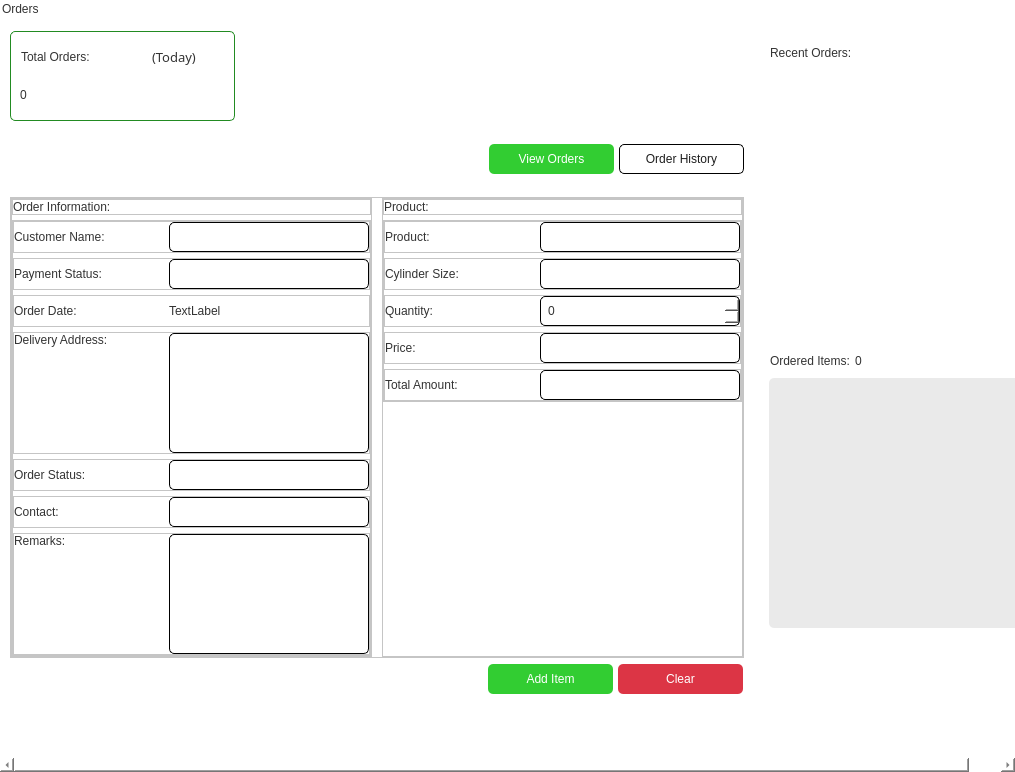
Kazu0210/Inventory-System, file app/src/ui/final_ui/orders_page.ui: the form before one commit.
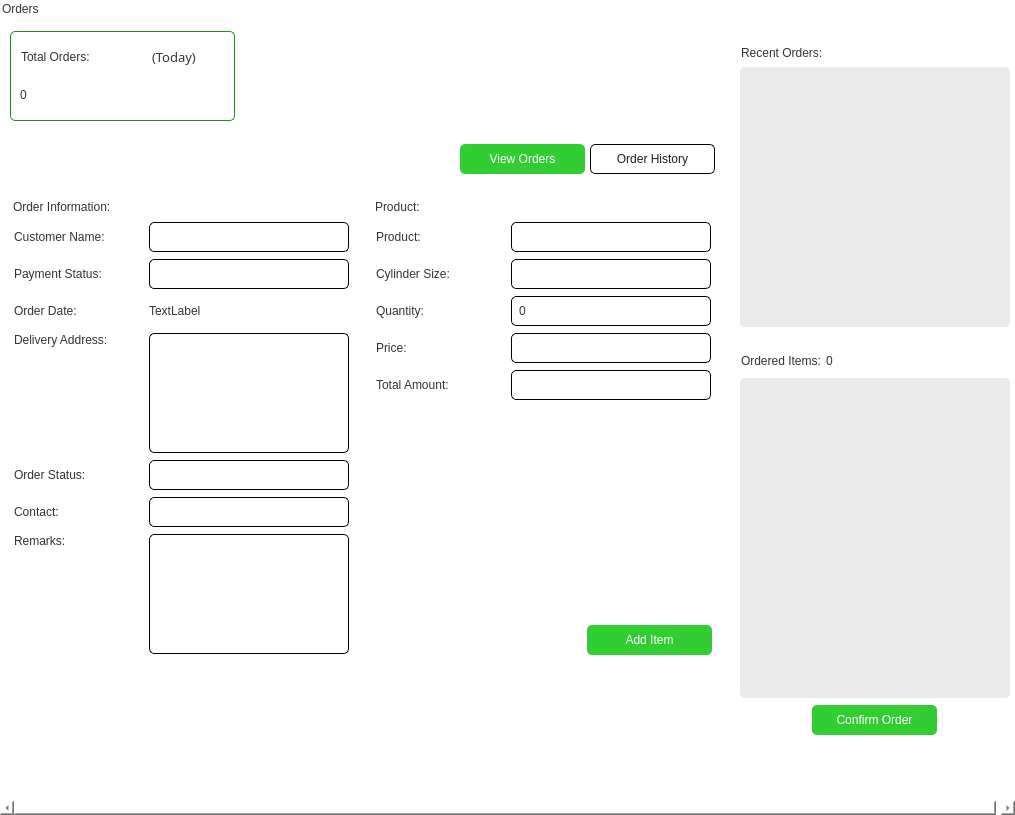
The form after the commit.

Commit message: order complete function; done

Diff of the .ui file:
```diff
--- a/app/src/ui/final_ui/orders_page.ui
+++ b/app/src/ui/final_ui/orders_page.ui
@@ -7,7 +7,7 @@
     <x>0</x>
     <y>0</y>
     <width>1015</width>
-    <height>772</height>
+    <height>815</height>
    </rect>
   </property>
   <property name="windowTitle">
@@ -81,10 +81,10 @@
      <widget class="QWidget" name="scrollAreaWidgetContents">
       <property name="geometry">
        <rect>
-        <x>-19</x>
+        <x>0</x>
         <y>0</y>
-        <width>1054</width>
-        <height>755</height>
+        <width>1020</width>
+        <height>798</height>
        </rect>
       </property>
       <layout class="QHBoxLayout" name="horizontalLayout_17">
@@ -375,10 +375,7 @@
           <item>
            <widget class="QFrame" name="frame_18">
             <property name="styleSheet">
-             <string notr="true">#frame_18{
-background-color: #fff;
-border-radius: 5px;
-}</string>
+             <string notr="true"/>
             </property>
             <property name="frameShape">
              <enum>QFrame::StyledPanel</enum>
@@ -391,21 +388,21 @@
               <number>5</number>
              </property>
              <property name="leftMargin">
-              <number>9</number>
+              <number>0</number>
              </property>
              <property name="topMargin">
-              <number>9</number>
+              <number>0</number>
              </property>
              <property name="rightMargin">
-              <number>9</number>
+              <number>0</number>
              </property>
              <property name="bottomMargin">
-              <number>9</number>
+              <number>0</number>
              </property>
              <item alignment="Qt::AlignTop">
               <widget class="QFrame" name="frame_10">
                <property name="styleSheet">
-                <string notr="true">background-color: #fff</string>
+                <string notr="true"/>
                </property>
                <property name="frameShape">
                 <enum>QFrame::StyledPanel</enum>
@@ -431,6 +428,12 @@
                 </property>
                 <item>
                  <widget class="QFrame" name="frame_29">
+                  <property name="styleSheet">
+                   <string notr="true">#frame_29{
+background-color: #fff;
+border-radius: 5px;
+}</string>
+                  </property>
                   <property name="frameShape">
                    <enum>QFrame::StyledPanel</enum>
                   </property>
@@ -442,16 +445,16 @@
                     <number>5</number>
                    </property>
                    <property name="leftMargin">
-                    <number>0</number>
+                    <number>9</number>
                    </property>
                    <property name="topMargin">
-                    <number>0</number>
+                    <number>9</number>
                    </property>
                    <property name="rightMargin">
-                    <number>0</number>
+                    <number>9</number>
                    </property>
                    <property name="bottomMargin">
-                    <number>0</number>
+                    <number>9</number>
                    </property>
                    <item alignment="Qt::AlignTop">
                     <widget class="QFrame" name="frame_30">
@@ -543,13 +546,13 @@
                           <widget class="QLabel" name="label_2">
                            <property name="minimumSize">
                             <size>
-                             <width>150</width>
+                             <width>130</width>
                              <height>0</height>
                             </size>
                            </property>
                            <property name="maximumSize">
                             <size>
-                             <width>150</width>
+                             <width>130</width>
                              <height>16777215</height>
                             </size>
                            </property>
@@ -610,13 +613,13 @@
                           <widget class="QLabel" name="label_7">
                            <property name="minimumSize">
                             <size>
-                             <width>150</width>
+                             <width>130</width>
                              <height>0</height>
                             </size>
                            </property>
                            <property name="maximumSize">
                             <size>
-                             <width>150</width>
+                             <width>130</width>
                              <height>16777215</height>
                             </size>
                            </property>
@@ -677,13 +680,13 @@
                           <widget class="QLabel" name="label_3">
                            <property name="minimumSize">
                             <size>
-                             <width>150</width>
+                             <width>130</width>
                              <height>0</height>
                             </size>
                            </property>
                            <property name="maximumSize">
                             <size>
-                             <width>150</width>
+                             <width>130</width>
                              <height>16777215</height>
                             </size>
                            </property>
@@ -743,6 +746,18 @@
                          </property>
                          <item alignment="Qt::AlignTop">
                           <widget class="QLabel" name="label_17">
+                           <property name="minimumSize">
+                            <size>
+                             <width>130</width>
+                             <height>0</height>
+                            </size>
+                           </property>
+                           <property name="maximumSize">
+                            <size>
+                             <width>130</width>
+                             <height>16777215</height>
+                            </size>
+                           </property>
                            <property name="styleSheet">
                             <string notr="true">font: 63 10pt &quot;Noto Sans SemiBold&quot;;</string>
                            </property>
@@ -798,13 +813,13 @@
                           <widget class="QLabel" name="label_8">
                            <property name="minimumSize">
                             <size>
-                             <width>150</width>
+                             <width>130</width>
                              <height>0</height>
                             </size>
                            </property>
                            <property name="maximumSize">
                             <size>
-                             <width>150</width>
+                             <width>130</width>
                              <height>16777215</height>
                             </size>
                            </property>
@@ -863,13 +878,13 @@
                           <widget class="QLabel" name="label_12">
                            <property name="minimumSize">
                             <size>
-                             <width>150</width>
+                             <width>130</width>
                              <height>0</height>
                             </size>
                            </property>
                            <property name="maximumSize">
                             <size>
-                             <width>150</width>
+                             <width>130</width>
                              <height>16777215</height>
                             </size>
                            </property>
@@ -930,13 +945,13 @@
                           <widget class="QLabel" name="label_10">
                            <property name="minimumSize">
                             <size>
-                             <width>150</width>
+                             <width>130</width>
                              <height>0</height>
                             </size>
                            </property>
                            <property name="maximumSize">
                             <size>
-                             <width>150</width>
+                             <width>130</width>
                              <height>16777215</height>
                             </size>
                            </property>
@@ -973,24 +988,14 @@
                   </layout>
                  </widget>
                 </item>
-                <item>
-                 <spacer name="horizontalSpacer_2">
-                  <property name="orientation">
-                   <enum>Qt::Horizontal</enum>
-                  </property>
-                  <property name="sizeType">
-                   <enum>QSizePolicy::Fixed</enum>
-                  </property>
-                  <property name="sizeHint" stdset="0">
-                   <size>
-                    <width>5</width>
-                    <height>20</height>
-                   </size>
-                  </property>
-                 </spacer>
-                </item>
                 <item>
                  <widget class="QFrame" name="frame_32">
+                  <property name="styleSheet">
+                   <string notr="true">#frame_32{
+background-color: #fff;
+border-radius: 5px;
+}</string>
+                  </property>
                   <property name="frameShape">
                    <enum>QFrame::StyledPanel</enum>
                   </property>
@@ -1002,16 +1007,16 @@
                     <number>5</number>
                    </property>
                    <property name="leftMargin">
-                    <number>0</number>
+                    <number>9</number>
                    </property>
                    <property name="topMargin">
-                    <number>0</number>
+                    <number>9</number>
                    </property>
                    <property name="rightMargin">
-                    <number>0</number>
+                    <number>9</number>
                    </property>
                    <property name="bottomMargin">
-                    <number>0</number>
+                    <number>9</number>
                    </property>
                    <item alignment="Qt::AlignTop">
                     <widget class="QFrame" name="frame_33">
@@ -1103,13 +1108,13 @@
                           <widget class="QLabel" name="label_4">
                            <property name="minimumSize">
                             <size>
-                             <width>150</width>
+                             <width>130</width>
                              <height>0</height>
                             </size>
                            </property>
                            <property name="maximumSize">
                             <size>
-                             <width>150</width>
+                             <width>130</width>
                              <height>16777215</height>
                             </size>
                            </property>
@@ -1166,9 +1171,15 @@
                          </property>
                          <item>
                           <widget class="QLabel" name="label_5">
+                           <property name="minimumSize">
+                            <size>
+                             <width>130</width>
+                             <height>0</height>
+                            </size>
+                           </property>
                            <property name="maximumSize">
                             <size>
-                             <width>150</width>
+                             <width>130</width>
                              <height>16777215</height>
                             </size>
                            </property>
@@ -1225,9 +1236,15 @@
                          </property>
                          <item>
                           <widget class="QLabel" name="label_6">
+                           <property name="minimumSize">
+                            <size>
+                             <width>130</width>
+                             <height>0</height>
+                            </size>
+                           </property>
                            <property name="maximumSize">
                             <size>
-                             <width>150</width>
+                             <width>130</width>
                              <height>16777215</height>
                             </size>
                            </property>
@@ -1286,13 +1303,13 @@
                           <widget class="QLabel" name="label_9">
                            <property name="minimumSize">
                             <size>
-                             <width>150</width>
+                             <width>130</width>
                              <height>0</height>
                             </size>
                            </property>
                            <property name="maximumSize">
                             <size>
-                             <width>150</width>
+                             <width>130</width>
                              <height>16777215</height>
                             </size>
                            </property>
@@ -1351,13 +1368,13 @@
                           <widget class="QLabel" name="label_11">
                            <property name="minimumSize">
                             <size>
-                             <width>150</width>
+                             <width>130</width>
                              <height>0</height>
                             </size>
                            </property>
                            <property name="maximumSize">
                             <size>
-                             <width>150</width>
+                             <width>130</width>
                              <height>16777215</height>
                             </size>
                            </property>
@@ -1404,6 +1421,62 @@
                      </property>
                     </spacer>
                    </item>
+                   <item alignment="Qt::AlignRight">
+                    <widget class="QFrame" name="frame_11">
+                     <property name="frameShape">
+                      <enum>QFrame::StyledPanel</enum>
+                     </property>
+                     <property name="frameShadow">
+                      <enum>QFrame::Raised</enum>
+                     </property>
+                     <layout class="QHBoxLayout" name="horizontalLayout_24">
+                      <property name="spacing">
+                       <number>5</number>
+                      </property>
+                      <property name="leftMargin">
+                       <number>0</number>
+                      </property>
+                      <property name="topMargin">
+                       <number>0</number>
+                      </property>
+                      <property name="rightMargin">
+                       <number>0</number>
+                      </property>
+                      <property name="bottomMargin">
+                       <number>0</number>
+                      </property>
+                      <item>
+                       <widget class="QPushButton" name="addItem_btn">
+                        <property name="minimumSize">
+                         <size>
+                          <width>125</width>
+                          <height>30</height>
+                         </size>
+                        </property>
+                        <property name="maximumSize">
+                         <size>
+                          <width>125</width>
+                          <height>30</height>
+                         </size>
+                        </property>
+                        <property name="cursor">
+                         <cursorShape>PointingHandCursor</cursorShape>
+                        </property>
+                        <property name="styleSheet">
+                         <string notr="true">background-color: #32CD32;
+font: 87 10pt &quot;Noto Sans Black&quot;;
+color: #fff;
+border: none;
+border-radius: 5px;</string>
+                        </property>
+                        <property name="text">
+                         <string>Add Item</string>
+                        </property>
+                       </widget>
+                      </item>
+                     </layout>
+                    </widget>
+                   </item>
                   </layout>
                  </widget>
                 </item>
@@ -1437,63 +1510,6 @@
                 <property name="bottomMargin">
                  <number>0</number>
                 </property>
-                <item>
-                 <widget class="QPushButton" name="addItem_btn">
-                  <property name="minimumSize">
-                   <size>
-                    <width>125</width>
-                    <height>30</height>
-                   </size>
-                  </property>
-                  <property name="maximumSize">
-                   <size>
-                    <width>125</width>
-                    <height>30</height>
-                   </size>
-                  </property>
-                  <property name="cursor">
-                   <cursorShape>PointingHandCursor</cursorShape>
-                  </property>
-                  <property name="styleSheet">
-                   <string notr="true">background-color: #32CD32;
-font: 87 10pt &quot;Noto Sans Black&quot;;
-color: #fff;
-border: none;
-border-radius: 5px;</string>
-                  </property>
-                  <property name="text">
-                   <string>Add Item</string>
-                  </property>
-                 </widget>
-                </item>
-                <item>
-                 <widget class="QPushButton" name="clear_pushButton">
-                  <property name="minimumSize">
-                   <size>
-                    <width>125</width>
-                    <height>30</height>
-                   </size>
-                  </property>
-                  <property name="maximumSize">
-                   <size>
-                    <width>125</width>
-                    <height>30</height>
-                   </size>
-                  </property>
-                  <property name="cursor">
-                   <cursorShape>PointingHandCursor</cursorShape>
-                  </property>
-                  <property name="styleSheet">
-                   <string notr="true">background-color: #DC3545;
-font: 87 12pt &quot;Noto Sans Black&quot;;
-color: #fff;
-border-radius: 5px;</string>
-                  </property>
-                  <property name="text">
-                   <string>Clear</string>
-                  </property>
-                 </widget>
-                </item>
                </layout>
               </widget>
              </item>
@@ -1633,7 +1649,51 @@
              <item>
               <widget class="QScrollArea" name="recent_orders_scrollArea">
                <property name="styleSheet">
-                <string notr="true">border: none;</string>
+                <string notr="true">#recent_orders_scrollArea{
+background-color: #EAEAEA;
+border: none;
+border-radius: 5px;
+}
+
+QScrollBar:hover{
+ cursor: pointer;
+}
+            QScrollBar:vertical {
+                border: none;
+                background: #F0F0F0;
+                width: 14px;
+                margin: 0px 0px 0px 0px;
+            }
+            QScrollBar::handle:vertical {
+                background: #90A4AE;
+                border-radius: 7px;
+                min-height: 30px;
+            }
+            QScrollBar::add-line:vertical, QScrollBar::sub-line:vertical {
+                height: 0px;
+                background: none;
+            }
+            QScrollBar::add-page:vertical, QScrollBar::sub-page:vertical {
+                background: #F0F0F0;
+            }
+            QScrollBar:horizontal {
+                border: none;
+                background: #f0f0f0;
+                height: 14px;
+                margin: 0px 0px 0px 0px;
+            }
+            QScrollBar::handle:horizontal {
+                background: #555;
+                border-radius: 7px;
+                min-width: 30px;
+            }
+            QScrollBar::add-line:horizontal, QScrollBar::sub-line:horizontal {
+                width: 0px;
+                background: none;
+            }
+            QScrollBar::add-page:horizontal, QScrollBar::sub-page:horizontal {
+                background: #f0f0f0;
+            }</string>
                </property>
                <property name="widgetResizable">
                 <bool>true</bool>
@@ -1737,7 +1797,7 @@
                <property name="minimumSize">
                 <size>
                  <width>270</width>
-                 <height>250</height>
+                 <height>320</height>
                 </size>
                </property>
                <property name="styleSheet">
@@ -1796,13 +1856,69 @@
                   <x>0</x>
                   <y>0</y>
                   <width>270</width>
-                  <height>250</height>
+                  <height>320</height>
                  </rect>
                 </property>
                 <layout class="QVBoxLayout" name="verticalLayout_2"/>
                </widget>
               </widget>
              </item>
+             <item>
+              <widget class="QFrame" name="frame_9">
+               <property name="frameShape">
+                <enum>QFrame::StyledPanel</enum>
+               </property>
+               <property name="frameShadow">
+                <enum>QFrame::Raised</enum>
+               </property>
+               <layout class="QHBoxLayout" name="horizontalLayout_23">
+                <property name="spacing">
+                 <number>0</number>
+                </property>
+                <property name="leftMargin">
+                 <number>0</number>
+                </property>
+                <property name="topMargin">
+                 <number>0</number>
+                </property>
+                <property name="rightMargin">
+                 <number>0</number>
+                </property>
+                <property name="bottomMargin">
+                 <number>0</number>
+                </property>
+                <item>
+                 <widget class="QPushButton" name="finalize_order_pushButton">
+                  <property name="minimumSize">
+                   <size>
+                    <width>125</width>
+                    <height>30</height>
+                   </size>
+                  </property>
+                  <property name="maximumSize">
+                   <size>
+                    <width>125</width>
+                    <height>30</height>
+                   </size>
+                  </property>
+                  <property name="cursor">
+                   <cursorShape>PointingHandCursor</cursorShape>
+                  </property>
+                  <property name="styleSheet">
+                   <string notr="true">background-color: #32CD32;
+font: 87 10pt &quot;Noto Sans Black&quot;;
+color: #fff;
+border: none;
+border-radius: 5px;</string>
+                  </property>
+                  <property name="text">
+                   <string>Confirm Order</string>
+                  </property>
+                 </widget>
+                </item>
+               </layout>
+              </widget>
+             </item>
             </layout>
            </widget>
           </item>
```
The commit also changes 7 other files.
